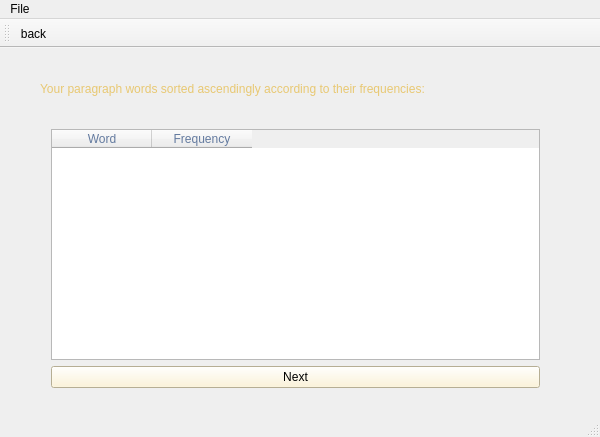
Rrr3rrr2004/Word-Frequency-Count, file SortAsc.ui: the form before one commit.
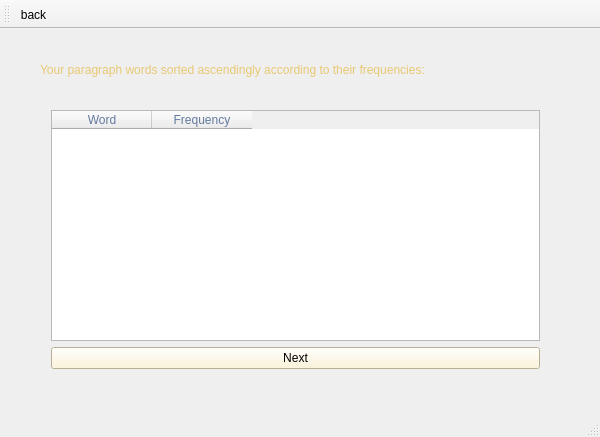
The form after the commit. Icons and pictures are not drawn.

```diff
--- a/SortAsc.ui
+++ b/SortAsc.ui
@@ -80,23 +80,6 @@
     </layout>
    </widget>
   </widget>
-  <widget class="QMenuBar" name="menuBar">
-   <property name="geometry">
-    <rect>
-     <x>0</x>
-     <y>0</y>
-     <width>600</width>
-     <height>21</height>
-    </rect>
-   </property>
-   <widget class="QMenu" name="menuFile">
-    <property name="title">
-     <string>File</string>
-    </property>
-    <addaction name="back"/>
-   </widget>
-   <addaction name="menuFile"/>
-  </widget>
   <widget class="QToolBar" name="mainToolBar">
    <attribute name="toolBarArea">
     <enum>TopToolBarArea</enum>
```
